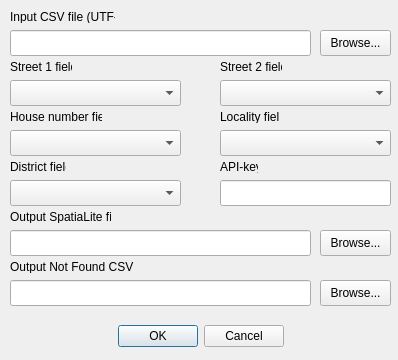
This is map_md_dialog_base.ui in victor-pogor/map.md-geocoding as Qt 5 draws it before an edit. The edited form follows.
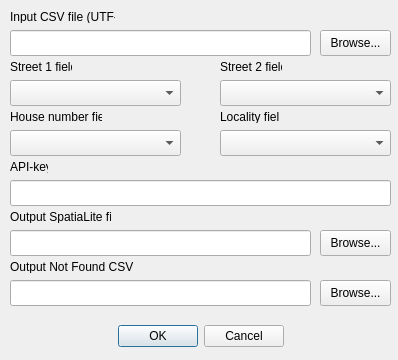
This is the edited form.

Patch:
```diff
--- a/map_md_dialog_base.ui
+++ b/map_md_dialog_base.ui
@@ -140,33 +140,10 @@
     </rect>
    </property>
   </widget>
-  <widget class="QComboBox" name="district_field">
-   <property name="geometry">
-    <rect>
-     <x>10</x>
-     <y>180</y>
-     <width>171</width>
-     <height>26</height>
-    </rect>
-   </property>
-  </widget>
-  <widget class="QLabel" name="label_5">
-   <property name="geometry">
-    <rect>
-     <x>10</x>
-     <y>160</y>
-     <width>56</width>
-     <height>13</height>
-    </rect>
-   </property>
-   <property name="text">
-    <string>District field</string>
-   </property>
-  </widget>
   <widget class="QLabel" name="label_8">
    <property name="geometry">
     <rect>
-     <x>220</x>
+     <x>10</x>
      <y>160</y>
      <width>38</width>
      <height>13</height>
@@ -179,9 +156,9 @@
   <widget class="QLineEdit" name="api_key">
    <property name="geometry">
     <rect>
-     <x>220</x>
+     <x>10</x>
      <y>180</y>
-     <width>171</width>
+     <width>381</width>
      <height>26</height>
     </rect>
    </property>
```
